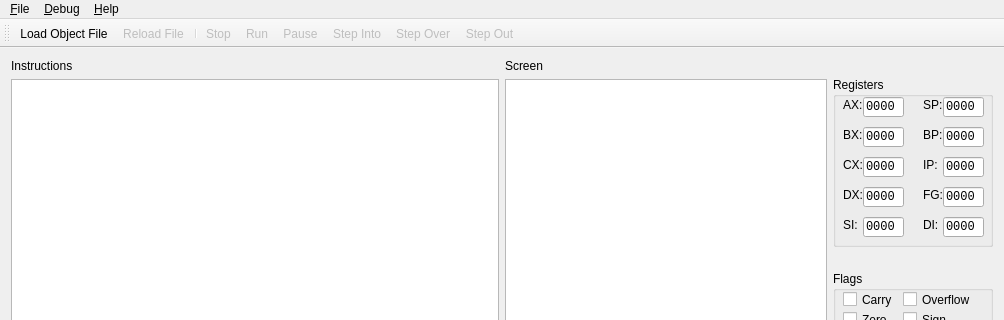
First picture: the form in src/MemWnd.ui, repository rdnelson/Libra, before the edit; both pictures show x 0 to 1004 and y 0 to 320 of the 1004 by 801 pixel window.
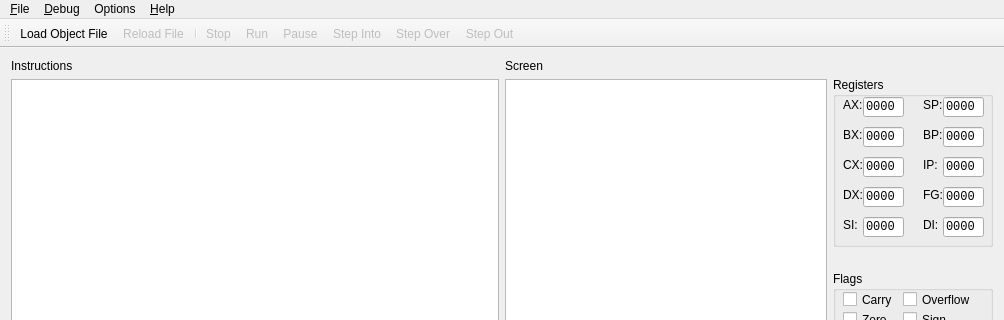
Second picture: the form after the edit. Icons and pictures are not drawn.

```diff
--- a/src/MemWnd.ui
+++ b/src/MemWnd.ui
@@ -747,7 +747,7 @@
      <x>0</x>
      <y>0</y>
      <width>1004</width>
-     <height>21</height>
+     <height>20</height>
     </rect>
    </property>
    <widget class="QMenu" name="menu_File">
@@ -778,8 +778,15 @@
     </property>
     <addaction name="actionHelp"/>
    </widget>
+   <widget class="QMenu" name="menuOptions">
+    <property name="title">
+     <string>Options</string>
+    </property>
+    <addaction name="actionEnable_Listings"/>
+   </widget>
    <addaction name="menu_File"/>
    <addaction name="menu_Debug"/>
+   <addaction name="menuOptions"/>
    <addaction name="menu_Help"/>
   </widget>
   <action name="actionRun">
```
Left out of the diff: 37 changed lines with no effect on the pictures.
